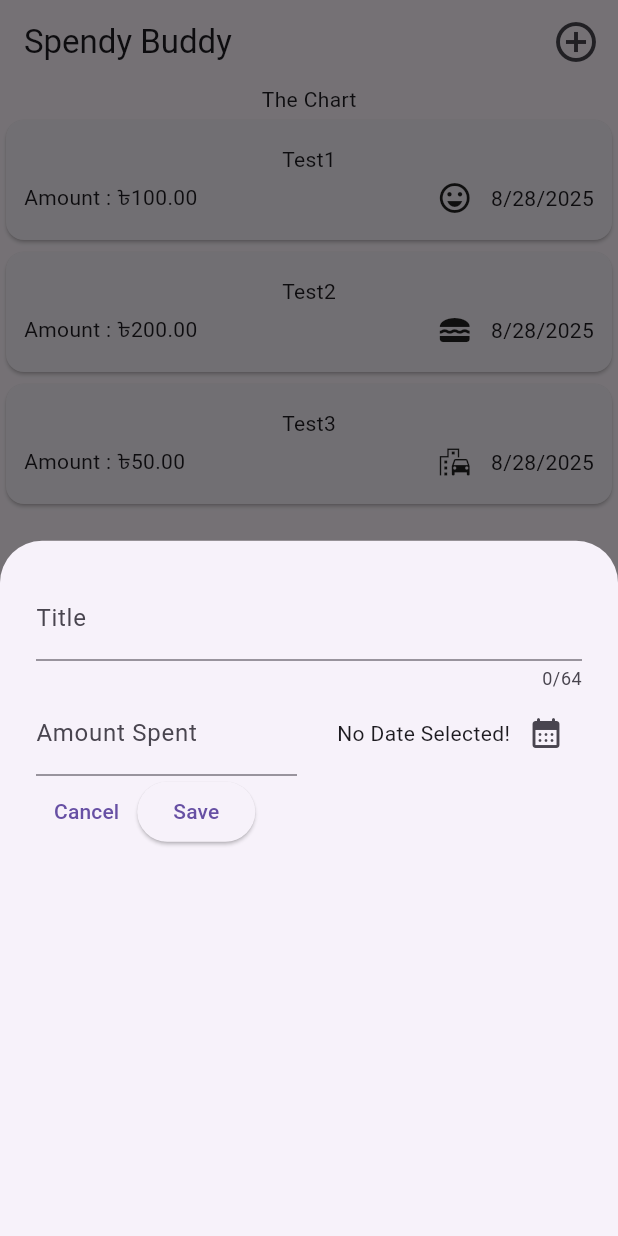
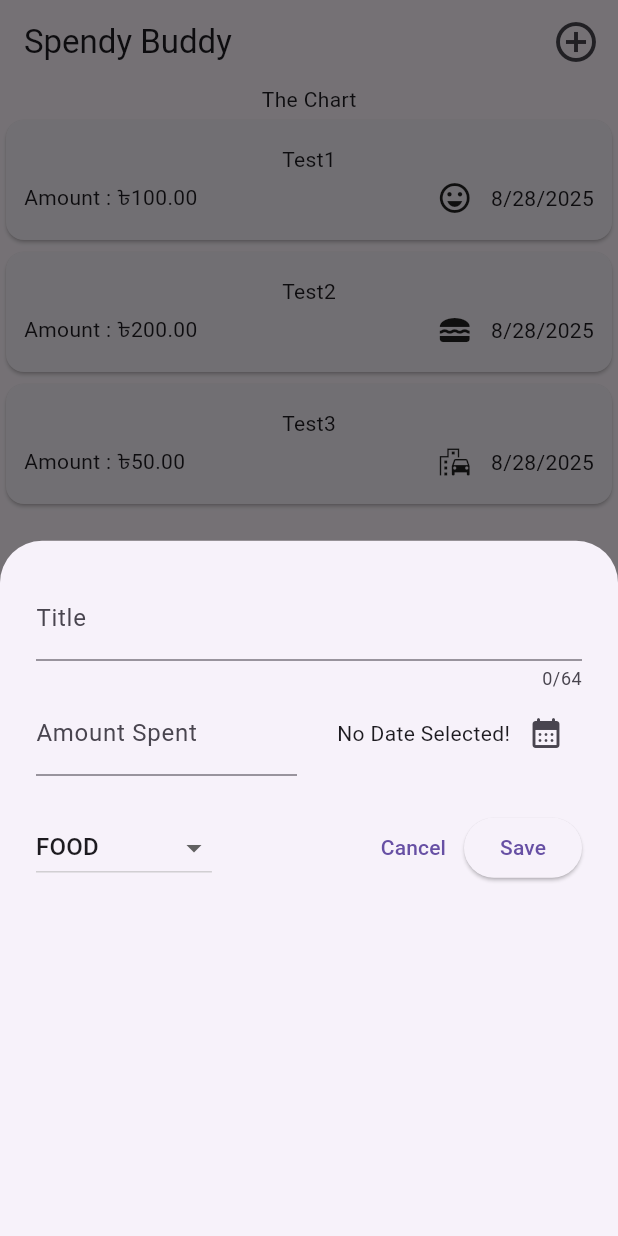
Before and after one commit to Iftikhar-Shams-Niloy/flutter_spendybuddy, a Flutter app: the screen it shows after launch, after a tap on the "add circle outline" icon, on a phone screen of 412 x 824 dp. Run offline on Flutter 3.47's test engine with Material 3 defaults, Android fonts, the phone set to English and light mode, and no system bars.

Commit message:
Spend category selection option added

```diff
--- a/lib/models/spend.dart
+++ b/lib/models/spend.dart
@@ -4,16 +4,16 @@ import 'package:uuid/uuid.dart';
 
 const uuid = Uuid();
 
-enum Category { food, transport, fun, work, others }
+enum SpendCategory { food, transport, fun, work, others }
 
 final dateFormatter = DateFormat.yMd();
 
 const categoryIcons = {
-  Category.food: Icons.lunch_dining,
-  Category.transport: Icons.emoji_transportation,
-  Category.fun: Icons.emoji_emotions_outlined,
-  Category.work: Icons.work_outline_rounded,
-  Category.others: Icons.devices_other_rounded,
+  SpendCategory.food: Icons.lunch_dining,
+  SpendCategory.transport: Icons.emoji_transportation,
+  SpendCategory.fun: Icons.emoji_emotions_outlined,
+  SpendCategory.work: Icons.work_outline_rounded,
+  SpendCategory.others: Icons.devices_other_rounded,
 };
 
 class Spend {
@@ -28,7 +28,7 @@ class Spend {
   final String title;
   final double amount;
   final DateTime date;
-  final Category category;
+  final SpendCategory category;
 
   String get dateFormatted {
     return dateFormatter.format(date);
--- a/lib/spends.dart
+++ b/lib/spends.dart
@@ -27,19 +27,19 @@ class _SpendsState extends State<Spends> {
       title: "Test1",
       amount: 100,
       date: DateTime.now(),
-      category: Category.fun,
+      category: SpendCategory.fun,
     ),
     Spend(
       title: "Test2",
       amount: 200,
       date: DateTime.now(),
-      category: Category.food,
+      category: SpendCategory.food,
     ),
     Spend(
       title: "Test3",
       amount: 50,
       date: DateTime.now(),
-      category: Category.transport,
+      category: SpendCategory.transport,
     ),
   ];
 
--- a/lib/widgets/new_spend.dart
+++ b/lib/widgets/new_spend.dart
@@ -1,7 +1,6 @@
+import 'package:flutter/foundation.dart';
 import 'package:flutter/material.dart';
-import 'package:intl/intl.dart';
-
-final dateFormatter = DateFormat.yMd();
+import 'package:flutter_spendybuddy/models/spend.dart';
 
 class NewSpend extends StatefulWidget {
   const NewSpend({super.key});
@@ -16,6 +15,7 @@ class _NewSpendState extends State<NewSpend> {
   final _spendTitleController = TextEditingController();
   final _spendAmountController = TextEditingController();
   DateTime? _selectedDate;
+  SpendCategory _selectedCategory = SpendCategory.values[0];
 
   void _pickDate() async {
     final present = DateTime.now();
@@ -90,8 +90,31 @@ class _NewSpendState extends State<NewSpend> {
               ),
             ],
           ),
+          SizedBox(height: 24),
           Row(
             children: [
+              DropdownButton(
+                value: _selectedCategory,
+                items: SpendCategory.values
+                    .map(
+                      (category) => DropdownMenuItem(
+                        value: category,
+                        child: Text(
+                          category.name.toUpperCase(),
+                        ),
+                      ),
+                    )
+                    .toList(),
+                onChanged: (value) {
+                  if (value == null) {
+                    return;
+                  }
+                  setState(() {
+                    _selectedCategory = value;
+                  });
+                },
+              ),
+              const Spacer(),
               TextButton(
                 onPressed: () {
                   Navigator.pop(context);
```
